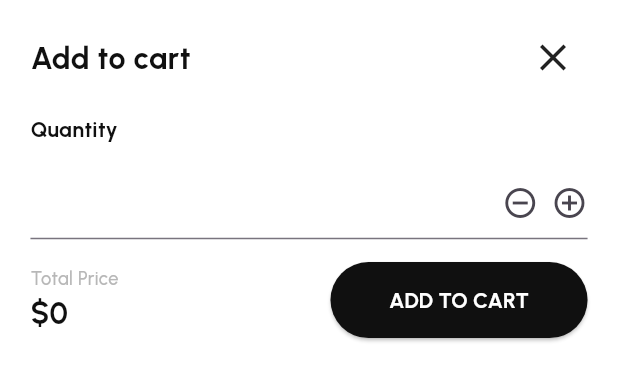
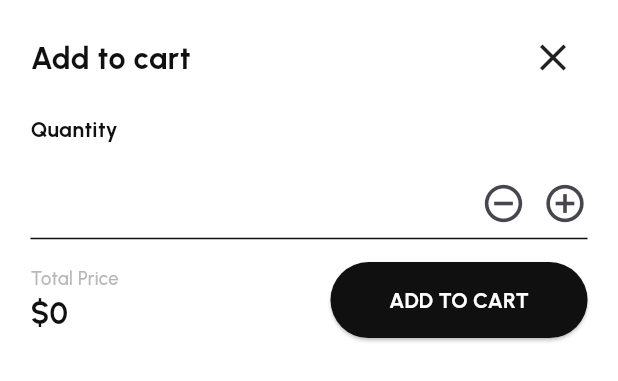
Before and after one commit to Mohamzeem/Priority-Soft, a Flutter app: the BottonSheetBody widget shown alone on an empty page, opened directly with empty values, on a phone screen of 412 x 824 dp. Shown: the top 381 px of the screen. Run offline on Flutter 3.47's test engine with Material 3 defaults, Android fonts, the phone set to English and light mode, and no system bars; our stand-ins replace cached_network_image, cloud_firestore, dartz, equatable, firebase_core, flutter_bloc and 5 more; accounts and stored records are empty.

Commit message:
size & colors in product details

```diff
--- a/lib/Core/Utils/app_colors.dart
+++ b/lib/Core/Utils/app_colors.dart
@@ -2,10 +2,12 @@ import 'package:flutter/material.dart';
 
 class AppColor {
   static const Color mainColor = Color(0xff5D17EB);
-  static const Color kWhite = Colors.white;
+  static const Color kWhite = Color(0xFFFFFFFF);
   static const Color kBlack = Color(0xff101010);
   static const Color kGray = Color(0xffB7B7B7);
   static const Color kred = Color(0xffFF4C5E);
   static const Color kBackGround = Color(0xffF3F3F3);
   static const Color kSecWhite = Color(0xffD7D7D7);
+  static const Color kGreen = Color(0xFF0EEC51);
+  static const Color kBlue = Color(0xFF2539E9);
 }
--- /dev/null
+++ b/lib/Core/models/product_colors_model.dart
@@ -0,0 +1,21 @@
+import 'package:equatable/equatable.dart';
+
+class ProductColorsModel extends Equatable {
+  final String? color;
+
+  const ProductColorsModel({
+    this.color,
+  });
+
+  factory ProductColorsModel.fromJson(Map<String, dynamic> json) {
+    return ProductColorsModel(
+      color: json['color'] ?? "",
+    );
+  }
+
+  factory ProductColorsModel.fromColor(String color) {
+    return ProductColorsModel(color: color);
+  }
+  @override
+  List<Object> get props => [color!];
+}
--- a/lib/Core/models/reviews_model.dart
+++ b/lib/Core/models/product_reviews_model.dart
@@ -1,13 +1,13 @@
 import 'package:equatable/equatable.dart';
 
-class ReviewModel extends Equatable {
+class ProductReviewsModel extends Equatable {
   final String? name;
   final String? photo;
   final String? comment;
   final dynamic rate;
   final String? createdAt;
 
-  const ReviewModel({
+  const ProductReviewsModel({
     this.name,
     this.photo,
     this.comment,
@@ -15,8 +15,8 @@ class ReviewModel extends Equatable {
     this.createdAt,
   });
 
-  factory ReviewModel.fromJson(Map<String, dynamic> json) {
-    return ReviewModel(
+  factory ProductReviewsModel.fromJson(Map<String, dynamic> json) {
+    return ProductReviewsModel(
       name: json['name'] ?? "",
       photo: json['photo'] ?? "",
       comment: json['comment'] ?? "",
--- /dev/null
+++ b/lib/Core/models/product_sizes_model.dart
@@ -0,0 +1,20 @@
+import 'package:equatable/equatable.dart';
+
+class ProductSizesModel extends Equatable {
+  final String? size;
+
+  const ProductSizesModel({
+    this.size,
+  });
+
+  factory ProductSizesModel.fromJson(Map<String, dynamic> json) {
+    return ProductSizesModel(
+      size: json['size'] ?? "",
+    );
+  }
+  factory ProductSizesModel.fromSize(String size) {
+    return ProductSizesModel(size: size);
+  }
+  @override
+  List<Object> get props => [size!];
+}
--- a/lib/Features/Discover/presentation/view/widgets/discover_bar.dart
+++ b/lib/Features/Discover/presentation/view/widgets/discover_bar.dart
@@ -21,7 +21,9 @@ class DiscoverBar extends StatelessWidget {
           fontSize: 30,
         ),
         InkWell(
-          onTap: () {},
+          onTap: () {
+            // ProductsApi().addProduct();
+          },
           child: Image.asset(
             AppAssets.cart,
             width: 24.w,
--- a/lib/Features/ProductDetails/presentation/view/widgets/product_details_body.dart
+++ b/lib/Features/ProductDetails/presentation/view/widgets/product_details_body.dart
@@ -1,10 +1,8 @@
-// ignore_for_file: public_member_api_docs, sort_constructors_first
 import 'package:dots_indicator/dots_indicator.dart';
 import 'package:flutter/material.dart';
 import 'package:flutter_rating_bar/flutter_rating_bar.dart';
 import 'package:flutter_screenutil/flutter_screenutil.dart';
 import 'package:go_router/go_router.dart';
-
 import 'package:priority_soft/Core/Routes/routes.dart';
 import 'package:priority_soft/Core/Utils/app_assets.dart';
 import 'package:priority_soft/Core/Utils/app_colors.dart';
@@ -12,8 +10,9 @@ import 'package:priority_soft/Core/Widgets/custom_button.dart';
 import 'package:priority_soft/Core/Widgets/custom_cashed_image.dart';
 import 'package:priority_soft/Core/Widgets/custom_text.dart';
 import 'package:priority_soft/Core/models/product_model.dart';
+import 'package:priority_soft/Features/ProductDetails/presentation/view/widgets/color_list.dart';
 import 'package:priority_soft/Features/ProductDetails/presentation/view/widgets/limtied_reviews_list.dart';
-import 'package:priority_soft/Features/ProductDetails/presentation/view/widgets/size_circles.dart';
+import 'package:priority_soft/Features/ProductDetails/presentation/view/widgets/size_list.dart';
 
 class ProductDetailsBody extends StatelessWidget {
   final ProductModel item;
@@ -70,8 +69,8 @@ class ProductDetailsBody extends StatelessWidget {
                                         color: AppColor.kGray,
                                         activeColor: AppColor.kBlack),
                                   )),
-                              //^ color pick
-                              Image.asset(AppAssets.colorsRow)
+                              //^ color list
+                              ColorList(item: item)
                             ],
                           )
                         ],
@@ -134,7 +133,7 @@ class ProductDetailsBody extends StatelessWidget {
                     fontSize: 16,
                   ),
                   //^ size circles
-                  const SizeCircles(),
+                  SizeList(item: item),
                   //^ description text
                   const CustomText(
                     text: 'Description',
@@ -334,15 +333,39 @@ class BottonSheetBody extends StatelessWidget {
             const SizedBox(height: 15.0),
             //^ quantity field
             TextField(
+              keyboardType: TextInputType.number,
+              style: const TextStyle(color: AppColor.kBlack),
               decoration: InputDecoration(
-                  suffixIcon: Row(
-                children: [
-                  const Spacer(),
-                  const Icon(Icons.remove_circle_outline_outlined),
-                  SizedBox(width: 8.w),
-                  const Icon(Icons.add_circle_outline_outlined)
-                ],
-              )),
+                suffixIcon: Row(
+                  children: [
+                    const Spacer(),
+                    const Icon(
+                      Icons.remove_circle_outline_outlined,
+                      size: 30,
+                    ),
+                    SizedBox(width: 10.w),
+                    const Icon(
+                      Icons.add_circle_outline_outlined,
+                      size: 30,
+                    )
+                  ],
+                ),
+                border: const UnderlineInputBorder(
+                  borderSide: BorderSide(
+                    color: AppColor.kBlack,
+                  ),
+                ),
+                focusedBorder: const UnderlineInputBorder(
+                  borderSide: BorderSide(
+                    color: AppColor.kBlack,
+                  ),
+                ),
+                enabledBorder: const UnderlineInputBorder(
+                  borderSide: BorderSide(
+                    color: AppColor.kBlack,
+                  ),
+                ),
+              ),
             ),
             //^ price & addc to cart row
             Padding(
@@ -386,6 +409,7 @@ class BottonSheetBody extends StatelessWidget {
                 ],
               ),
             ),
+            SizedBox(height: 15.h)
           ],
         ),
       ),
```
Also changed, not shown: lib/Core/models/product_model.dart (+80 -6 lines), lib/Features/Discover/data/products_repo/products_api.dart (+10 -16 lines), lib/Features/ProductDetails/presentation/view/widgets/color_list.dart (added, +96 -0 lines), lib/Features/ProductDetails/presentation/view/widgets/size_circles.dart (deleted, +0 -81 lines), lib/Features/ProductDetails/presentation/view/widgets/size_item.dart (added, +36 -0 lines), lib/Features/ProductDetails/presentation/view/widgets/size_list.dart (added, +72 -0 lines).
